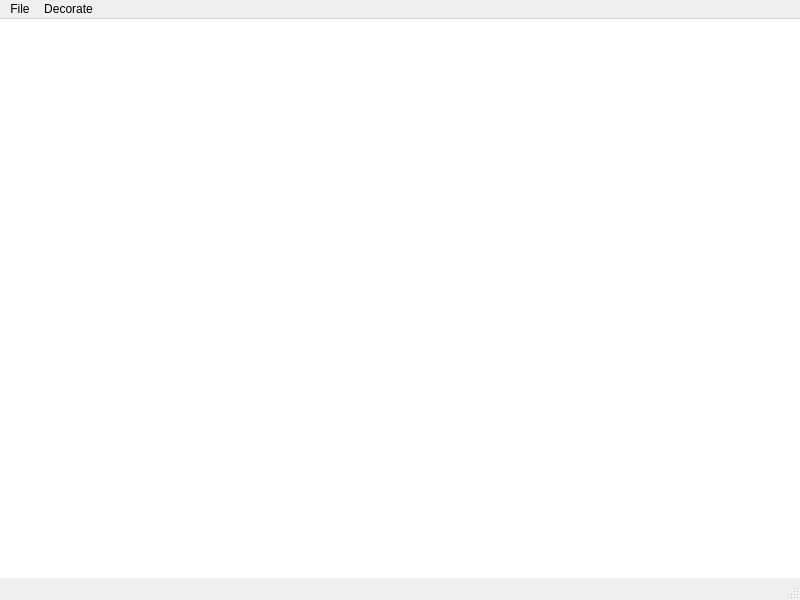
This is pyside/notepad--/Main.ui in maksJopek/desktop-apps as Qt 5 draws it before an edit. The edited form follows.
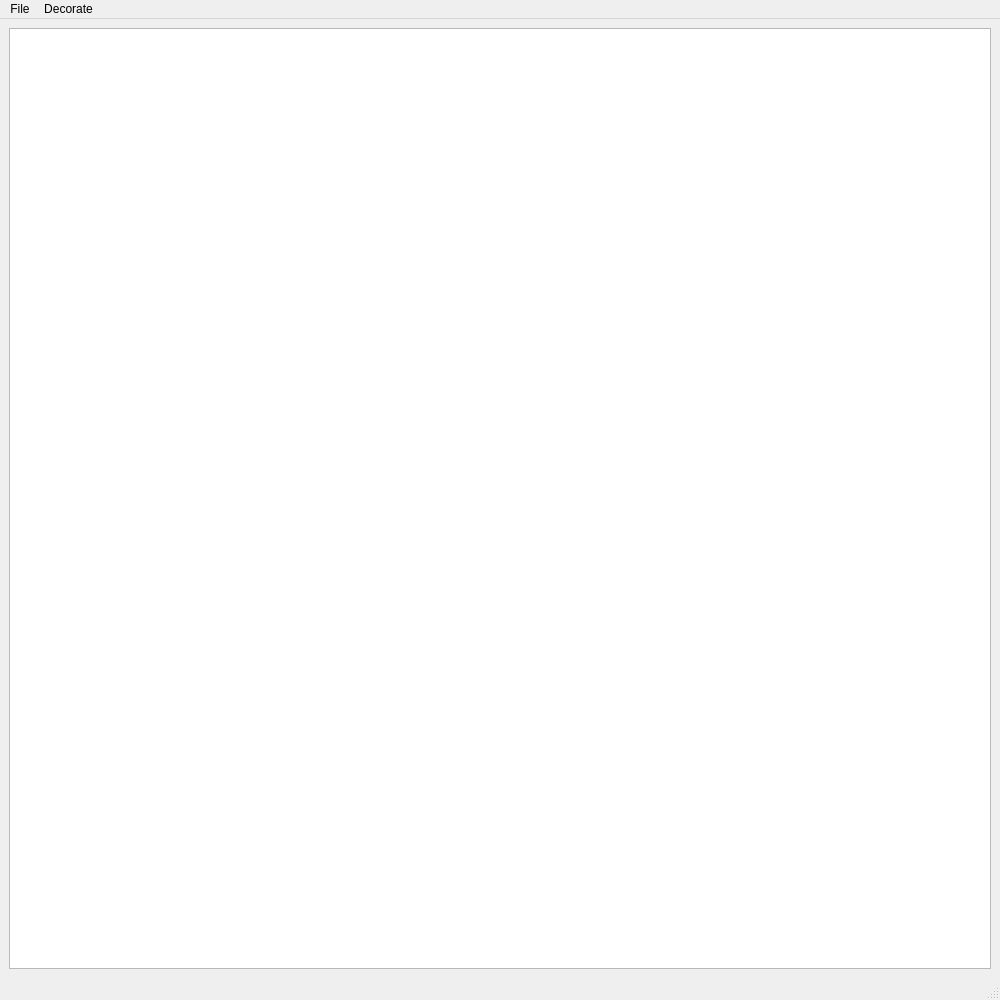
This is the edited form.

```diff
--- a/pyside/notepad--/Main.ui
+++ b/pyside/notepad--/Main.ui
@@ -6,31 +6,42 @@
    <rect>
     <x>0</x>
     <y>0</y>
-    <width>800</width>
-    <height>600</height>
+    <width>1000</width>
+    <height>1000</height>
    </rect>
   </property>
+  <property name="sizePolicy">
+   <sizepolicy hsizetype="Maximum" vsizetype="Maximum">
+    <horstretch>0</horstretch>
+    <verstretch>0</verstretch>
+   </sizepolicy>
+  </property>
   <property name="windowTitle">
    <string>MainWindow</string>
   </property>
   <widget class="QWidget" name="centralwidget">
-   <widget class="QPlainTextEdit" name="plainTextEdit">
-    <property name="geometry">
-     <rect>
-      <x>-7</x>
-      <y>-1</y>
-      <width>811</width>
-      <height>621</height>
-     </rect>
-    </property>
-   </widget>
+   <property name="sizePolicy">
+    <sizepolicy hsizetype="Maximum" vsizetype="Maximum">
+     <horstretch>0</horstretch>
+     <verstretch>0</verstretch>
+    </sizepolicy>
+   </property>
+   <layout class="QVBoxLayout" name="verticalLayout_2">
+    <item>
+     <layout class="QVBoxLayout" name="verticalLayout">
+      <item>
+       <widget class="QTextEdit" name="textEdit"/>
+      </item>
+     </layout>
+    </item>
+   </layout>
   </widget>
   <widget class="QMenuBar" name="menubar">
    <property name="geometry">
     <rect>
      <x>0</x>
      <y>0</y>
-     <width>800</width>
+     <width>1000</width>
      <height>19</height>
     </rect>
    </property>
```
Left out of the diff: 44 changed lines with no effect on the pictures.
